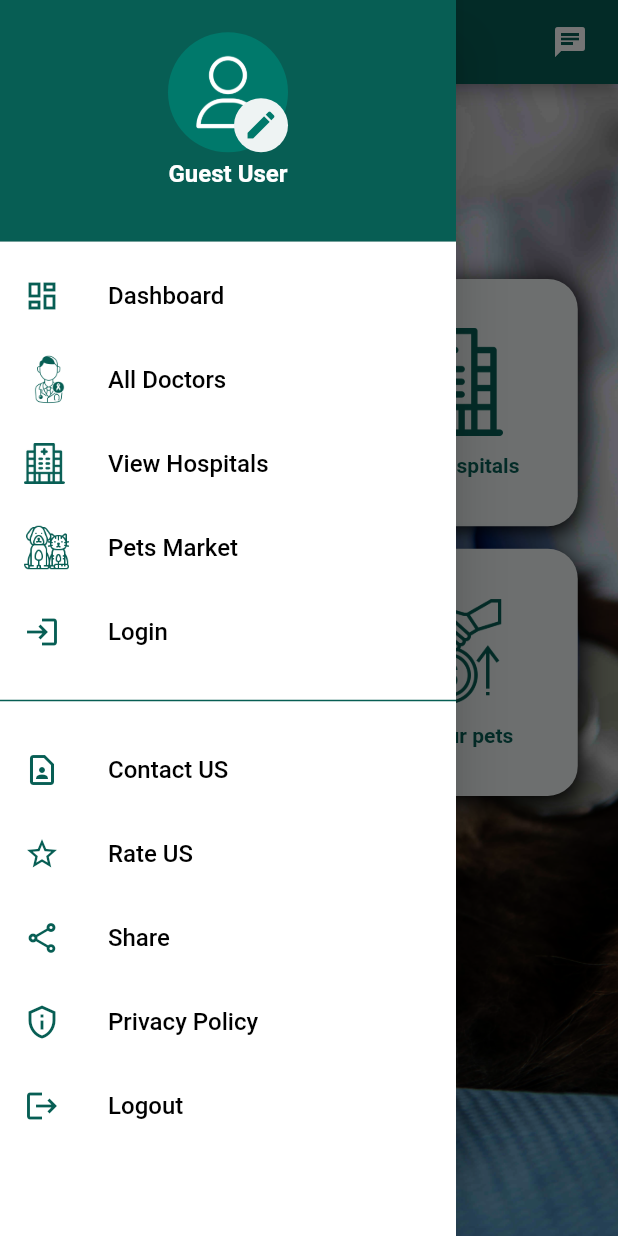
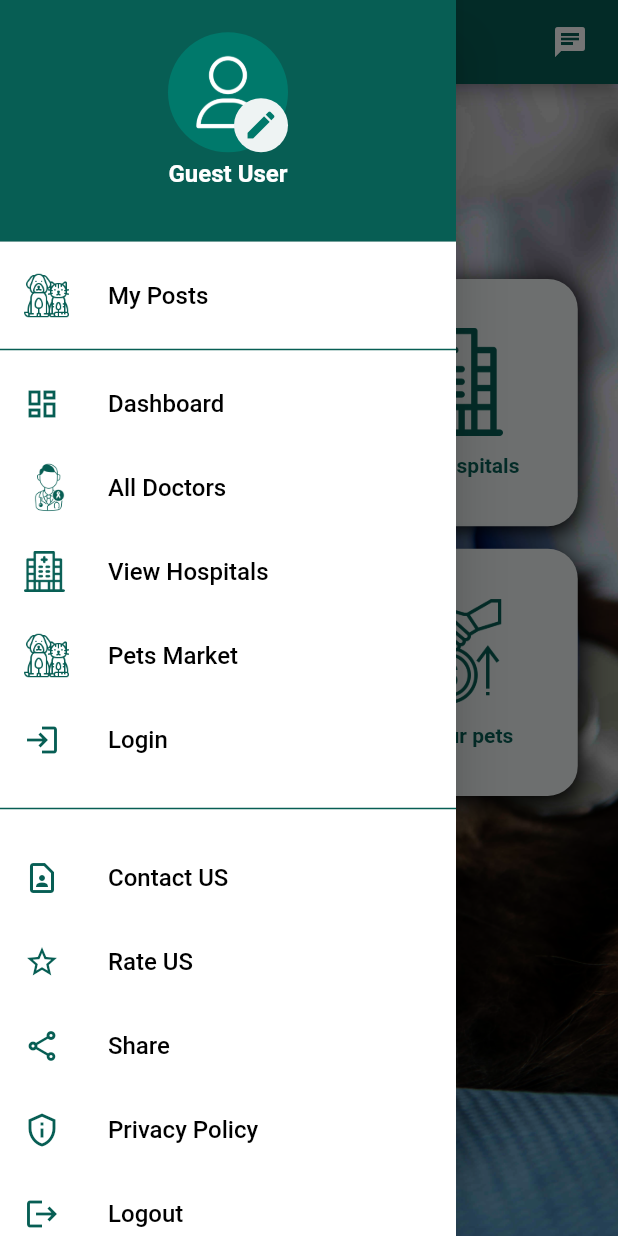
Before and after one commit to Logoutbye/Pets-Cure-App, a Flutter app: the HomeScreen screen opened directly, with the side drawer open, on a phone screen of 412 x 824 dp. Run offline on Flutter 3.47's test engine with Material 2 defaults, Android fonts, the phone set to English and light mode, and no system bars; our stand-ins replace another_flushbar, file_picker, fluttertoast, grouped_list, image_picker, lottie and 2 more; missing offline and left inert: flutter_launcher_icons, ndialog; accounts and stored records are empty; network calls fail.

Commit message:
Drawer work

```diff
--- a/lib/main.dart
+++ b/lib/main.dart
@@ -89,7 +89,7 @@ class MyApp extends StatelessWidget {
           primarySwatch: Colors.teal,
           // useMaterial3: true
         ),
-        home: UserPostsInPetsMarket(),
+        home: HomeScreen(),
         // it will be used later
         // initialRoute: RoutesName.splash,
         // onGenerateRoute: Routes.generateRoute,
--- a/lib/res/components/my_app_drawer.dart
+++ b/lib/res/components/my_app_drawer.dart
@@ -10,6 +10,7 @@ import 'package:mvvm_practice_app/view/users_ui/all_doctors.dart';
 import 'package:mvvm_practice_app/view/users_ui/all_hospitals.dart';
 import 'package:mvvm_practice_app/view/users_ui/user_profile/edit_profile.dart';
 import 'package:mvvm_practice_app/view/users_ui/home_screen.dart';
+import 'package:mvvm_practice_app/view/users_ui/user_profile/user_posts_in_pets_market.dart';
 import 'package:shared_preferences/shared_preferences.dart';
 
 class MyAppDrawer extends StatefulWidget {
@@ -117,7 +118,57 @@ class _MyAppDrawerState extends State<MyAppDrawer> {
               ),
             ),
           ),
-          // Divider(),
+
+          // my Chats screen
+          // ListTile(
+          //   focusColor: Colors.red,
+          //   hoverColor: Colors.amberAccent,
+          //   selectedColor: Colors.white,
+          //   selectedTileColor: Colors.green,
+          //   leading: ImageIcon(
+          //     AssetImage("assets/images/pets-market.png"),
+          //     size: 30,
+          //     color: MyColors.kPrimary,
+          //   ),
+          //   title: Text(
+          //     "My Chats",
+          //     style: TextStyle(color: Colors.black, fontSize: 16),
+          //   ),
+          //   onTap: () {
+          //     Navigator.of(context).pop();
+          //     Navigator.of(context).push(MaterialPageRoute(builder: (context) {
+          //       return EditProfile();
+          //     }));
+          //   },
+          // ), //Dashboard
+
+          // My Posts
+          ListTile(
+            focusColor: Colors.red,
+            hoverColor: Colors.amberAccent,
+            selectedColor: Colors.white,
+            selectedTileColor: Colors.green,
+            leading: ImageIcon(
+              AssetImage("assets/images/pets-market.png"),
+              size: 30,
+              color: MyColors.kPrimary,
+            ),
+            title: Text(
+              "My Posts",
+              style: TextStyle(color: Colors.black, fontSize: 16),
+            ),
+            onTap: () {
+              Navigator.of(context).pop();
+              Navigator.of(context).push(MaterialPageRoute(builder: (context) {
+                return UserPostsInPetsMarket();
+              }));
+            },
+          ), //Dashboard
+
+          Divider(
+            thickness: 1,
+            color: MyColors.kPrimary,
+          ),
           // Dashboard
           ListTile(
             focusColor: Colors.red,
@@ -210,7 +261,8 @@ class _MyAppDrawerState extends State<MyAppDrawer> {
             },
           ), //Dashboard
           // logout / Login
-          ListTile(
+          MySharedPrefencesSessionHandling.isUserLogedIn == false
+              ? ListTile(
                   focusColor: Colors.red,
                   hoverColor: Colors.amberAccent,
                   selectedColor: Colors.white,
@@ -223,15 +275,20 @@ class _MyAppDrawerState extends State<MyAppDrawer> {
                     "Login",
                     style: TextStyle(color: Colors.black, fontSize: 16),
                   ),
-            onTap: () {
-              // Navigator.of(context).pop();
-              // Navigator.of(context)
-              //     .push(MaterialPageRoute(builder: (context) {
-              //   return searchKeywordScreen();
-              // }));
+                  onTap: () async {
+                    var prefs = await SharedPreferences.getInstance();
+                    await prefs.setBool('isLogedIn', false);
+                    await prefs.setInt('userId', 0);
+                    Navigator.of(context).pop();
+                    Navigator.of(context)
+                        .push(MaterialPageRoute(builder: (context) {
+                      return LoginScreen();
+                    }));
                   },
+                )
+              : SizedBox(
+                  height: 0,
                 ), //Dashboard
-
           SizedBox(
             height: 10,
           ),
--- a/lib/view/users_ui/user_profile/user_posts_in_pets_market.dart
+++ b/lib/view/users_ui/user_profile/user_posts_in_pets_market.dart
@@ -70,13 +70,14 @@ class _UserPostsInPetsMarketState extends State<UserPostsInPetsMarket> {
                     onTap: () => Navigator.of(context).push(MaterialPageRoute(
                         builder: (context) => OnBoardScreen(
                             petimage: itemIndex.petImage.toString(),
-                            username: 'Ali',
+                            username: MySharedPrefencesSessionHandling.name,
                             petname: itemIndex.petName,
                             petDescription: itemIndex.petDescription,
                             petAvalability: itemIndex.petStatus!.toString(),
                             price: itemIndex.petPrice!,
                             userId: itemIndex.userId!,
-                            userImage: "no"
+                            userImage:
+                                MySharedPrefencesSessionHandling.user_image!
                             //itemIndex.userImage!,
                             ))),
                     child: Container(
```
Also changed, not shown: lib/view/pets_market_ui/pets_registration.dart (+5 -5 lines), 2 other files. Lines whose indentation alone changed are shown as unchanged.
